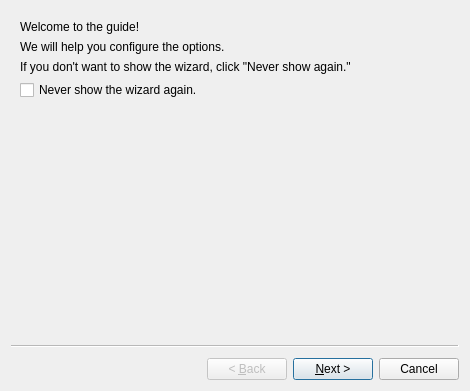
Qt form src/qt/wizardui.ui (DreamHelium/dhlrc) before a commit.
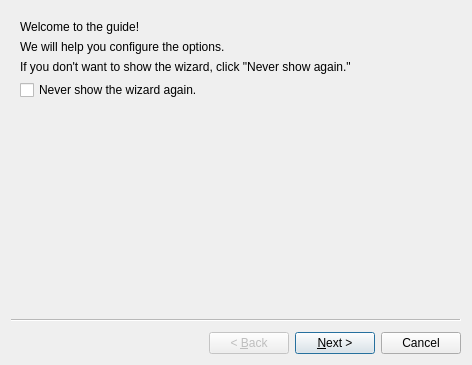
The same form after that commit. Icons and pictures are not drawn.

Diff of the .ui file:
```diff
--- a/src/qt/wizardui.ui
+++ b/src/qt/wizardui.ui
@@ -6,8 +6,8 @@
    <rect>
     <x>0</x>
     <y>0</y>
-    <width>470</width>
-    <height>391</height>
+    <width>472</width>
+    <height>365</height>
    </rect>
   </property>
   <property name="windowTitle">
```
Left out of the diff: 188 changed lines with no effect on the pictures.
